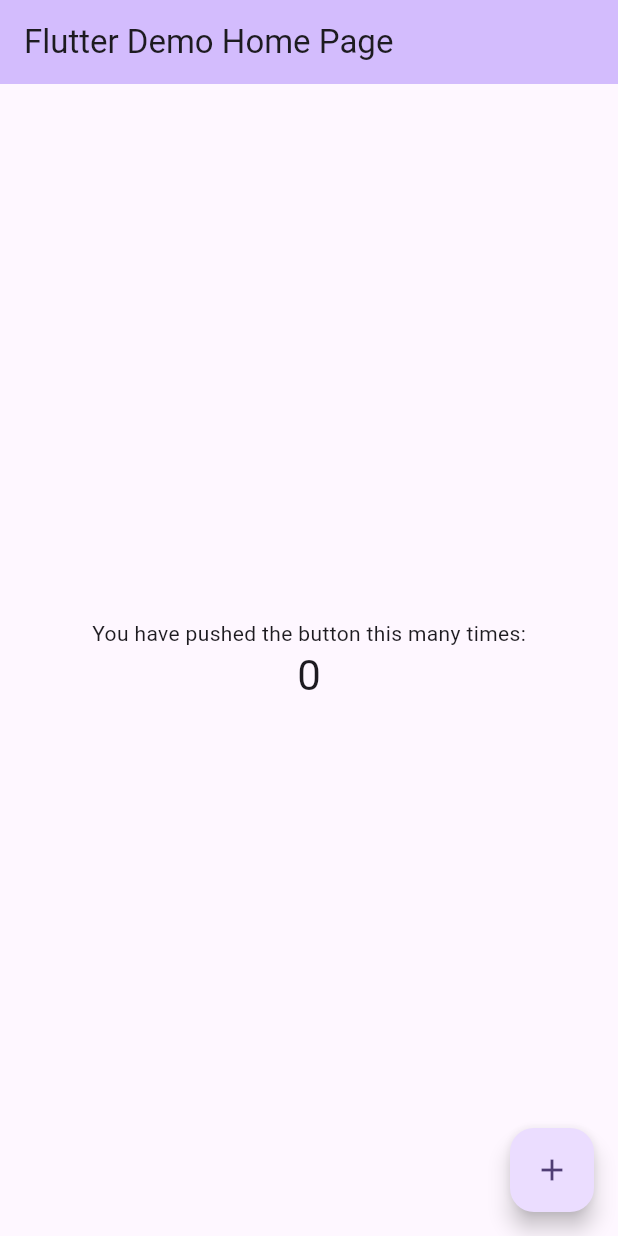
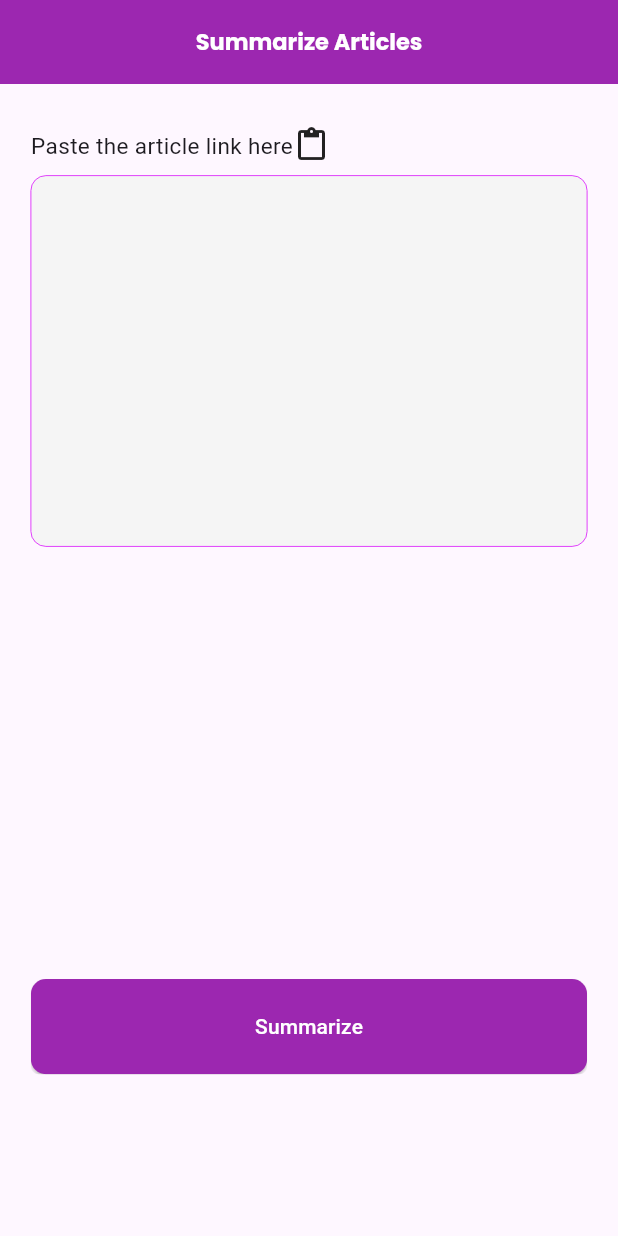
Before and after one commit to ThatLinuxGuyYouKnow/summarize.ai, a Flutter app: the screen it shows after launch, on a phone screen of 412 x 824 dp. Run offline on Flutter 3.47's test engine with Material 2 defaults, Android fonts, the light colour scheme and no system bars; our stand-ins replace google_fonts; Roboto replaces fonts that are missing (Ubuntu).

Commit message:
new commit

```diff
--- /dev/null
+++ b/lib/Reusbale Components/appBar.dart
@@ -0,0 +1,26 @@
+import 'package:flutter/material.dart';
+import 'package:google_fonts/google_fonts.dart';
+
+class ReusableAppBar extends StatelessWidget implements PreferredSizeWidget {
+  final String appBarTitle;
+  ReusableAppBar(this.appBarTitle);
+  Widget build(BuildContext context) {
+    return AppBar(
+      backgroundColor: Colors.purple,
+      title: Row(
+        mainAxisAlignment: MainAxisAlignment.center,
+        children: [
+          Text(appBarTitle,
+              style: GoogleFonts.poppins(
+                  textStyle: const TextStyle(
+                      fontSize: 15,
+                      fontWeight: FontWeight.bold,
+                      color: Colors.white)))
+        ],
+      ),
+    );
+  }
+
+  @override
+  Size get preferredSize => const Size.fromHeight(kToolbarHeight);
+}
--- /dev/null
+++ b/lib/Reusbale Components/button.dart
@@ -0,0 +1,32 @@
+import 'package:flutter/material.dart';
+import 'package:google_fonts/google_fonts.dart';
+
+class ReusableButton extends StatelessWidget {
+  final String label;
+  ReusableButton({super.key, required this.label});
+  Widget build(BuildContext context) {
+    double screenWidth = MediaQuery.of(context).size.width;
+    double screenHeight = MediaQuery.of(context).size.height;
+    return ClipRRect(
+        borderRadius: BorderRadius.circular(5),
+        child: SizedBox(
+          width: screenWidth * 0.9,
+          height: screenHeight * 0.077,
+          child: ElevatedButton(
+            style: ElevatedButton.styleFrom(
+              backgroundColor: Colors.purple,
+              shape: RoundedRectangleBorder(
+                borderRadius: BorderRadius.circular(10),
+              ),
+            ),
+            onPressed: () {},
+            child: Text(
+              label,
+              style: GoogleFonts.ubuntu(
+                  textStyle:
+                      const TextStyle(color: Colors.white, fontSize: 14)),
+            ),
+          ),
+        ));
+  }
+}
--- /dev/null
+++ b/lib/Reusbale Components/resuableTextField.dart
@@ -0,0 +1,69 @@
+import 'package:flutter/material.dart';
+
+class ReusableTextField extends StatelessWidget {
+  final TextEditingController? controller;
+  final String hintText;
+  final TextInputType keyboardType;
+  final bool obscureText;
+  final Widget? prefixIcon;
+  final Widget? suffixIcon;
+  final double? height;
+  final double? width;
+  final double? borderWidth;
+  final Color? borderColor;
+  final Function(String)? onChanged;
+
+  ReusableTextField({
+    this.controller,
+    this.hintText = '',
+    this.keyboardType = TextInputType.text,
+    this.obscureText = false,
+    this.prefixIcon,
+    this.suffixIcon,
+    this.height,
+    this.width,
+    this.borderWidth,
+    this.borderColor,
+    this.onChanged,
+  });
+
+  @override
+  Widget build(BuildContext context) {
+    double screenWidth = MediaQuery.of(context).size.width;
+    double screenHeight = MediaQuery.of(context).size.height;
+    return Container(
+      height: height ?? screenHeight * 0.08,
+      width: width ?? screenWidth * 0.9,
+      padding: EdgeInsets.symmetric(horizontal: 10.0),
+      decoration: BoxDecoration(
+        border: Border.all(
+            width: borderWidth ?? 0, color: borderColor ?? Colors.transparent),
+        color: Color.fromARGB(255, 245, 245, 245),
+        borderRadius: BorderRadius.circular(10.0),
+      ),
+      child: Column(
+        mainAxisAlignment: MainAxisAlignment.start,
+        children: [
+          Row(
+            children: [
+              prefixIcon ?? SizedBox.shrink(),
+              Expanded(
+                child: TextField(
+                  controller: controller ?? null,
+                  keyboardType: keyboardType,
+                  obscureText: obscureText,
+                  onChanged: onChanged, // And this line
+                  decoration: InputDecoration(
+                    hintText: hintText,
+                    border: InputBorder.none,
+                    suffixIcon: suffixIcon,
+                  ),
+                ),
+              ),
+            ],
+          ),
+        ],
+      ),
+    );
+  }
+}
--- a/lib/main.dart
+++ b/lib/main.dart
@@ -1,3 +1,4 @@
+import 'package:aisummarizer/summarizerScreen.dart';
 import 'package:flutter/material.dart';
 
 void main() {
@@ -31,8 +32,7 @@ class MyApp extends StatelessWidget {
           colorScheme: ColorScheme.fromSeed(seedColor: Colors.deepPurple),
           useMaterial3: true,
         ),
-      home: const MyHomePage(title: 'Flutter Demo Home Page'),
-    );
+        home: SummarizerScreen());
   }
 }
 
--- /dev/null
+++ b/lib/summarizerScreen.dart
@@ -0,0 +1,53 @@
+import 'package:aisummarizer/Reusbale%20Components/button.dart';
+import 'package:flutter/material.dart';
+import 'package:google_fonts/google_fonts.dart';
+import 'Reusbale Components/appBar.dart';
+import 'Reusbale Components/resuableTextField.dart';
+
+class SummarizerScreen extends StatelessWidget {
+  SummarizerScreen({super.key});
+  final TextEditingController rawArticleLink = TextEditingController();
+  Widget build(BuildContext context) {
+    double screenWidth = MediaQuery.of(context).size.width;
+    double screenHeight = MediaQuery.of(context).size.height;
+    return Scaffold(
+      appBar: ReusableAppBar('Summarize Articles'),
+      extendBodyBehindAppBar: false,
+      body: SingleChildScrollView(
+        child: Padding(
+          padding: EdgeInsets.symmetric(horizontal: screenWidth * .05),
+          child: Column(
+            children: [
+              SizedBox(
+                height: screenHeight * 0.035,
+              ),
+              Row(
+                children: [
+                  Text(
+                    'Paste the article link here',
+                    style: GoogleFonts.ubuntu(
+                        textStyle: const TextStyle(fontSize: 15)),
+                  ),
+                  SizedBox(
+                    width: screenWidth * 0.001,
+                  ),
+                  const Icon(Icons.paste)
+                ],
+              ),
+              SizedBox(
+                height: screenHeight * 0.01,
+              ),
+              ReusableTextField(
+                borderColor: Colors.purpleAccent,
+                height: screenHeight * 0.3,
+                controller: rawArticleLink,
+              ),
+              SizedBox(height: screenHeight * 0.35),
+              ReusableButton(label: 'Summarize')
+            ],
+          ),
+        ),
+      ),
+    );
+  }
+}
--- a/pubspec.yaml
+++ b/pubspec.yaml
@@ -35,6 +35,7 @@ dependencies:
   # The following adds the Cupertino Icons font to your application.
   # Use with the CupertinoIcons class for iOS style icons.
   cupertino_icons: ^1.0.2
+  google_fonts:
 
 dev_dependencies:
   flutter_test:
```
Also changed, not shown: pubspec.lock, 1 other file. Lines whose indentation alone changed are shown as unchanged.
